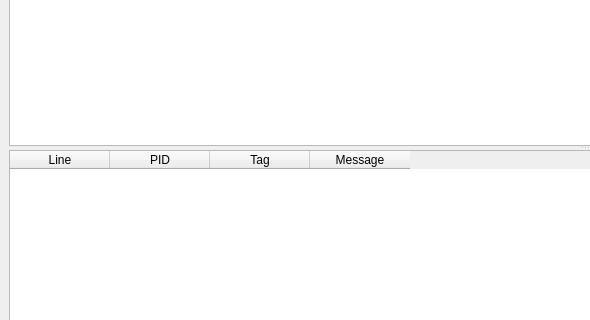
Old version of the form mainwindow.ui in the repository truongnguyen4/tool-log; both pictures show x 0 to 590 and y 454 to 774 of the 1177 by 889 pixel window.
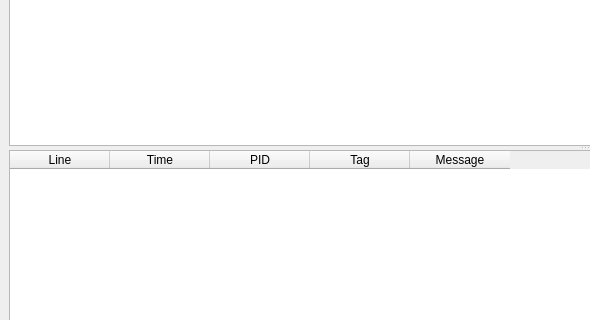
New version of the form.

Commit message: Implement and operation filter. Add Time col in mark log table Modify select key by down-up button

What changed in the file:
```diff
--- a/mainwindow.ui
+++ b/mainwindow.ui
@@ -439,6 +439,11 @@
          <string>Line</string>
         </property>
        </column>
+       <column>
+        <property name="text">
+         <string>Time</string>
+        </property>
+       </column>
        <column>
         <property name="text">
          <string>PID</string>
```
The commit also changes 10 other files.
